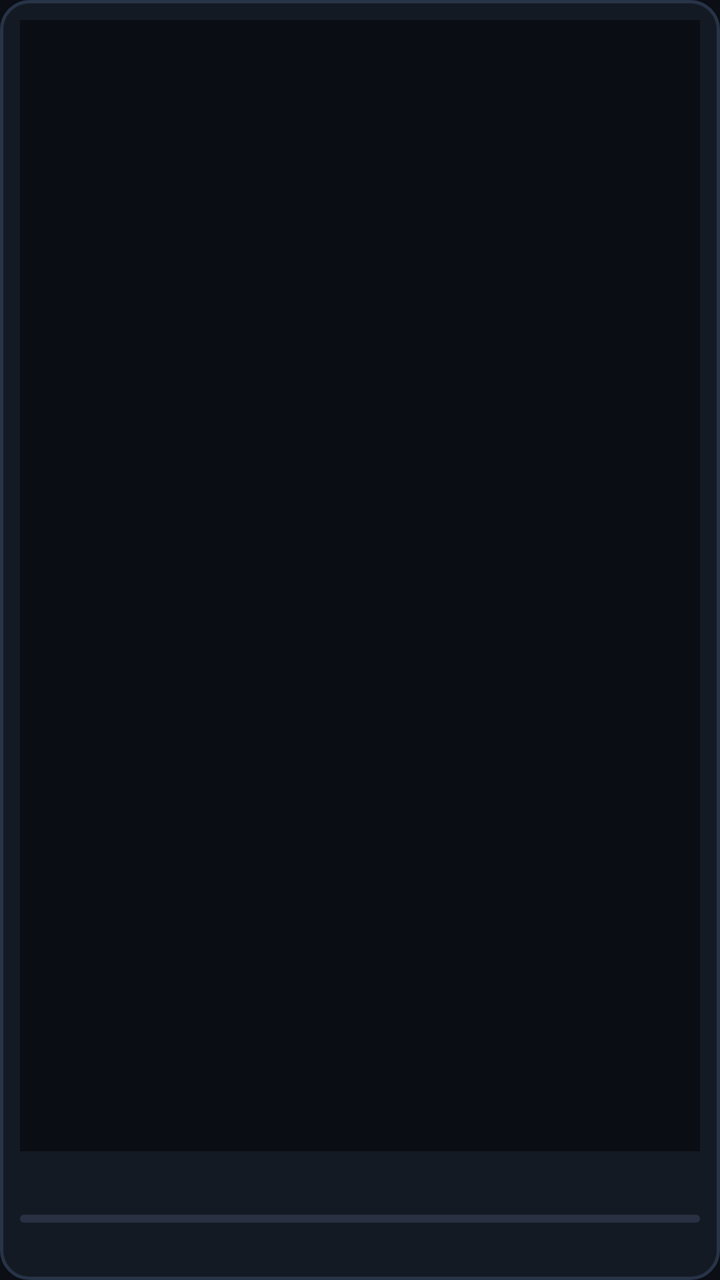
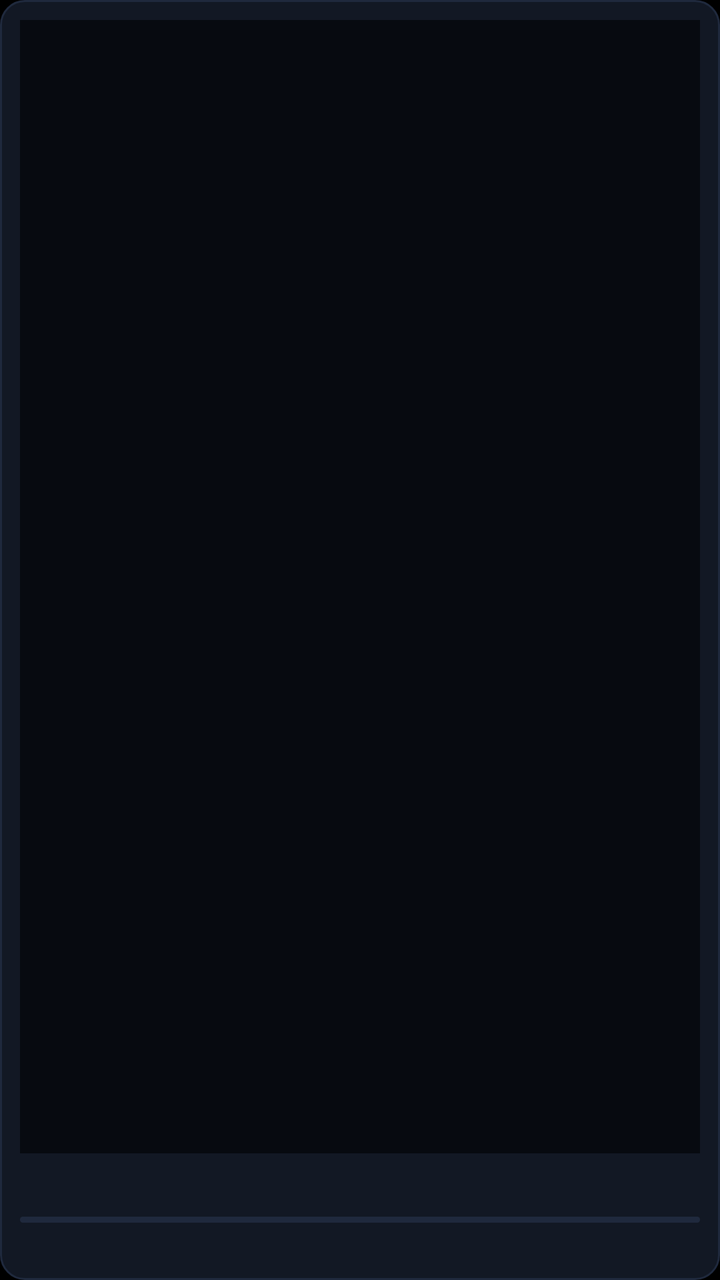

Screens rendered from an Android XML layout before and after an edit, with the pre-edit source and the edit as a unified diff.
<!-- AndroidManifest.xml: application theme Theme.TvReader -->
<!-- res/layout/item_book_card.xml -->
<?xml version="1.0" encoding="utf-8"?>
<FrameLayout xmlns:android="http://schemas.android.com/apk/res/android"
    android:layout_width="168dp"
    android:layout_height="248dp"
    android:layout_margin="8dp"
    android:background="@drawable/focus_card_bg"
    android:padding="10dp"
    android:focusable="true"
    android:clickable="true">

    <LinearLayout
        android:layout_width="match_parent"
        android:layout_height="match_parent"
        android:orientation="vertical">

        
        <ImageView
            android:id="@+id/cardCover"
            android:layout_width="match_parent"
            android:layout_height="0dp"
            android:layout_weight="1"
            android:scaleType="fitCenter"
            android:background="#0A0D14"
            android:contentDescription="Cover Art" />

        
        <TextView
            android:id="@+id/cardTitle"
            android:layout_width="match_parent"
            android:layout_height="wrap_content"
            android:textColor="#FFFFFF"
            android:textSize="13sp"
            android:textStyle="bold"
            android:maxLines="2"
            android:ellipsize="end"
            android:layout_marginTop="8dp" />

        
        <ProgressBar
            android:id="@+id/cardProgressBar"
            style="@android:style/Widget.ProgressBar.Horizontal"
            android:layout_width="match_parent"
            android:layout_height="4dp"
            android:layout_marginTop="6dp"
            android:max="100"
            android:progressBackgroundTint="@color/progress_track"
            android:progressTint="@color/progress_indicator" />

        
        <TextView
            android:id="@+id/cardProgressText"
            android:layout_width="match_parent"
            android:layout_height="wrap_content"
            android:textColor="@color/text_secondary"
            android:textSize="11sp"
            android:layout_marginTop="4dp" />
    </LinearLayout>
</FrameLayout>
<!-- resources referenced by this layout -->
<resources>
  <color name="progress_indicator">#38BDF8</color>
  <color name="progress_track">#283042</color>
  <color name="text_secondary">#94A3B8</color>
  <!-- drawable focus_card_bg (drawable) -->
  <?xml version="1.0" encoding="utf-8"?>
  <selector xmlns:android="http://schemas.android.com/apk/res/android">
      <item android:state_focused="true">
          <shape android:shape="rectangle">
              <solid android:color="#232E42" />
              <stroke android:width="3.5dp" android:color="#38BDF8" />
              <corners android:radius="14dp" />
          </shape>
      </item>
      <item>
          <shape android:shape="rectangle">
              <solid android:color="#141A24" />
              <stroke android:width="1.5dp" android:color="#273347" />
              <corners android:radius="14dp" />
          </shape>
      </item>
  </selector>
  <style name="Theme.TvReader" parent="Theme.MaterialComponents.NoActionBar">
          
          <item name="android:windowBackground">@color/bg_main</item>
          <item name="android:statusBarColor">@color/bg_main</item>
          <item name="android:navigationBarColor">@color/bg_main</item>
          <item name="android:windowNoTitle">true</item>
          <item name="android:windowFullscreen">true</item>
  
          
          <item name="colorPrimary">@color/accent_blue</item>
          <item name="colorSecondary">@color/accent_teal</item>
          <item name="colorSurface">@color/bg_surface</item>
          <item name="colorOnSurface">@color/text_primary</item>
          <item name="colorOnPrimary">@color/bg_main</item>
  
          
          <item name="android:defaultFocusHighlightEnabled">false</item>
      </style>
  <color name="bg_main">#0B0E14</color>
  <color name="accent_blue">#38BDF8</color>
  <color name="accent_teal">#2DD4BF</color>
  <color name="bg_surface">#151922</color>
  <color name="text_primary">#F8FAFC</color>
</resources>

<!-- the commit's change to res/layout/item_book_card.xml (unified diff, before → after) -->
@@ -1,8 +1,8 @@
 <?xml version="1.0" encoding="utf-8"?>
 <FrameLayout xmlns:android="http://schemas.android.com/apk/res/android"
-    android:layout_width="168dp"
-    android:layout_height="248dp"
-    android:layout_margin="8dp"
+    android:layout_width="160dp"
+    android:layout_height="235dp"
+    android:layout_marginEnd="16dp"
     android:background="@drawable/focus_card_bg"
     android:padding="10dp"
     android:focusable="true"
@@ -20,7 +20,7 @@
             android:layout_height="0dp"
             android:layout_weight="1"
             android:scaleType="fitCenter"
-            android:background="#0A0D14"
+            android:background="#070A10"
             android:contentDescription="Cover Art" />
 
         
@@ -40,7 +40,7 @@
             android:id="@+id/cardProgressBar"
             style="@android:style/Widget.ProgressBar.Horizontal"
             android:layout_width="match_parent"
-            android:layout_height="4dp"
+            android:layout_height="3dp"
             android:layout_marginTop="6dp"
             android:max="100"
             android:progressBackgroundTint="@color/progress_track"
<!-- resource entries referenced after the edit -->
@@ -1,23 +1,23 @@
 <!-- resources referenced by this layout -->
 <resources>
-  <color name="progress_indicator">#38BDF8</color>
-  <color name="progress_track">#283042</color>
+  <color name="progress_indicator">#00E5FF</color>
+  <color name="progress_track">#1F293D</color>
   <color name="text_secondary">#94A3B8</color>
   <!-- drawable focus_card_bg (drawable) -->
   <?xml version="1.0" encoding="utf-8"?>
   <selector xmlns:android="http://schemas.android.com/apk/res/android">
       <item android:state_focused="true">
           <shape android:shape="rectangle">
-              <solid android:color="#232E42" />
-              <stroke android:width="3.5dp" android:color="#38BDF8" />
-              <corners android:radius="14dp" />
+              <solid android:color="@color/bg_card_focused" />
+              <stroke android:width="2.5dp" android:color="@color/neon_cyan" />
+              <corners android:radius="12dp" />
           </shape>
       </item>
       <item>
           <shape android:shape="rectangle">
-              <solid android:color="#141A24" />
-              <stroke android:width="1.5dp" android:color="#273347" />
-              <corners android:radius="14dp" />
+              <solid android:color="@color/bg_card" />
+              <stroke android:width="1dp" android:color="@color/border_subtle" />
+              <corners android:radius="12dp" />
           </shape>
       </item>
   </selector>
@@ -39,10 +39,13 @@
           
           <item name="android:defaultFocusHighlightEnabled">false</item>
       </style>
-  <color name="bg_main">#0B0E14</color>
+  <color name="bg_card_focused">#182338</color>
+  <color name="neon_cyan">#00E5FF</color>
+  <color name="bg_card">#121824</color>
+  <color name="border_subtle">#1F293D</color>
+  <color name="bg_main">#000000</color>
   <color name="accent_blue">#38BDF8</color>
-  <color name="accent_teal">#2DD4BF</color>
-  <color name="bg_surface">#151922</color>
-  <color name="text_primary">#F8FAFC</color>
+  <color name="bg_surface">#0F141C</color>
+  <color name="text_primary">#FFFFFF</color>
 </resources>
 
